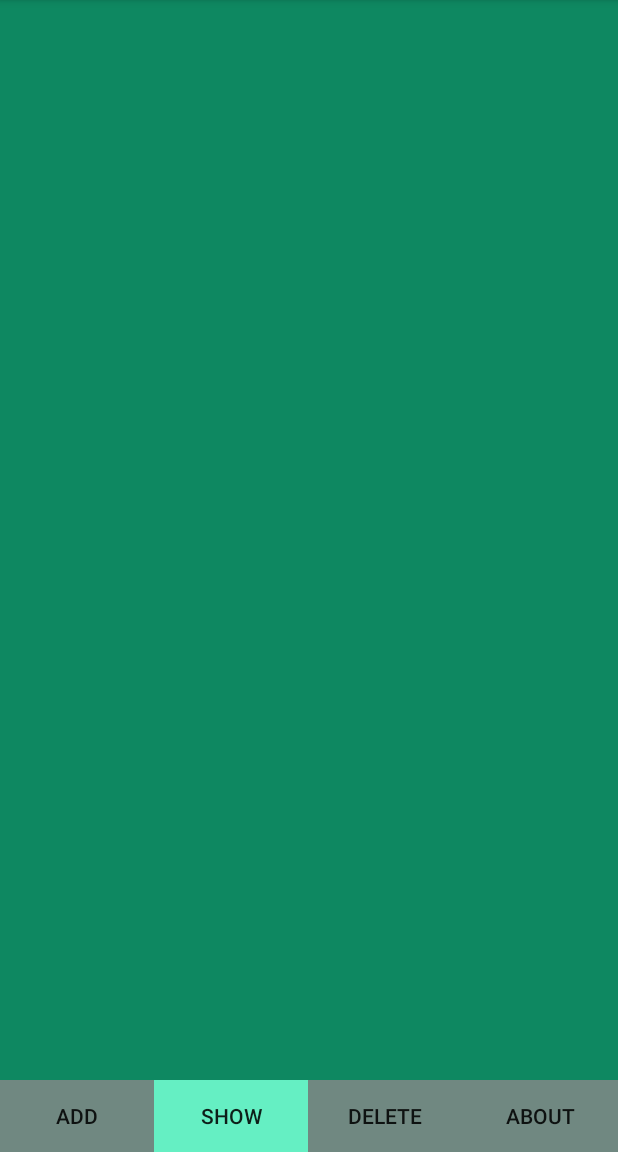
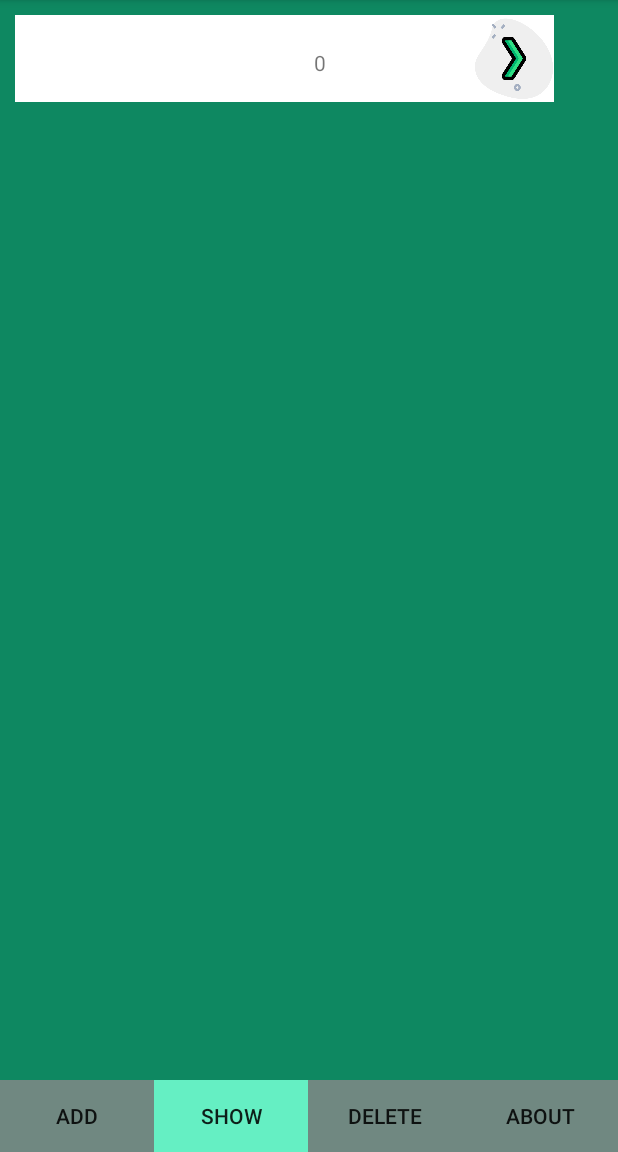
Before and after one commit to klitna/AppIncidencias-SQL, an Android app: the AddIncidence screen opened directly, with no data from a screen before it, after a tap on "SHOW", on a phone screen of 412 x 824 dp, the part 84-1236 px from its top. Run offline under Robolectric (Android 15) with nearby library versions, the phone set to English and light mode, and no system bars.

Commit message:
RECYCLER VIEW IS WORKIIIIING!!!!!

```diff
--- a/app/src/main/java/com/example/myapplication/AddIncidence.java
+++ b/app/src/main/java/com/example/myapplication/AddIncidence.java
@@ -88,7 +88,7 @@ public class AddIncidence extends Fragment implements AdapterView.OnItemSelected
                     Log.i("add_incidence_success", "person name: "+incidence.name );
                     Toast.makeText(container.getContext(), "Incidence saved succesfully!", Toast.LENGTH_SHORT).show();
                     incidencesAux.addAll(dbHelper.getIncidenceNames());
-                    for(int i = 0; i< incidencesAux.size(); i++)
+                    for(int i = 0; i< dbHelper.getIncidenceNames().size(); i++)
                         Log.i("incidencesAddedTest", String.valueOf(incidencesAux.get(i)));
                 }
             }
--- a/app/src/main/java/com/example/myapplication/ListIncidences.java
+++ b/app/src/main/java/com/example/myapplication/ListIncidences.java
@@ -49,11 +49,8 @@ public class ListIncidences extends Fragment {
 */
         RecyclerView recyclerView = (RecyclerView)fListIncidences.findViewById(R.id.incidencesRecycler);
         recyclerView.setLayoutManager(new LinearLayoutManager(fListIncidences.getContext()));
-
         RecyclerViewAdapter adapter = new RecyclerViewAdapter(this, dbHelper.getAllIncidences());
-
         recyclerView.setAdapter(adapter);
-        recyclerView.setLayoutManager(new LinearLayoutManager(fListIncidences.getContext()));
 
         return fListIncidences;
     }
--- a/app/src/main/java/com/example/myapplication/RecyclerViewAdapter.java
+++ b/app/src/main/java/com/example/myapplication/RecyclerViewAdapter.java
@@ -23,6 +23,7 @@ public class RecyclerViewAdapter extends RecyclerView.Adapter<RecyclerViewAdapte
     int rows;
 
     public RecyclerViewAdapter(ListIncidences l, ArrayList<Incidence> i){
+        incidencesList.addAll(i);
     }
 
     @NonNull
@@ -32,7 +33,7 @@ public class RecyclerViewAdapter extends RecyclerView.Adapter<RecyclerViewAdapte
         dbHelper = new IncidenciaDBHelper(parent.getContext());
         db = dbHelper.getWritableDatabase();
         rows=dbHelper.getCountRows();
-        incidencesList=dbHelper.getAllIncidences();
+        //incidencesList=dbHelper.getAllIncidences();
         ViewHolder holder = new ViewHolder(view);
         return holder;
     }
@@ -41,7 +42,7 @@ public class RecyclerViewAdapter extends RecyclerView.Adapter<RecyclerViewAdapte
     public void onBindViewHolder(@NonNull ViewHolder holder, int id) {
         holder.nameTextView.setText(incidencesList.get(id).getName());
         holder.urgenceTextView.setText(incidencesList.get(id).getUrgence());
-        holder.idTextView.setText(id);
+        holder.idTextView.setText(String.valueOf(id));
     }
 
     @Override
```
